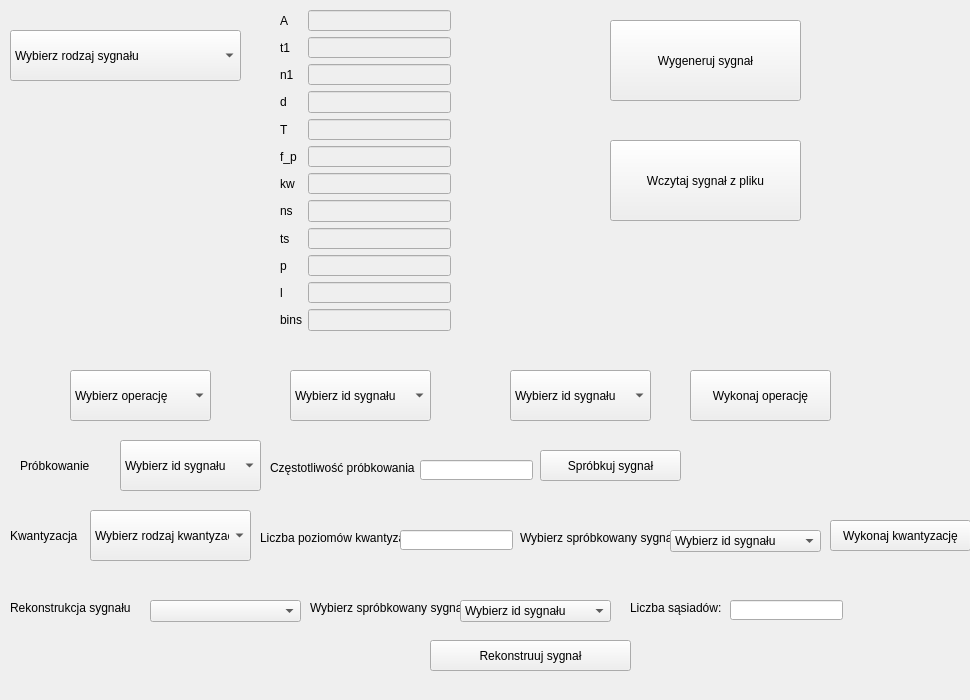
Qt form app/gui.ui (eljotero/Cyfrowe_Przetwarzanie_Sygnalu) before a commit.
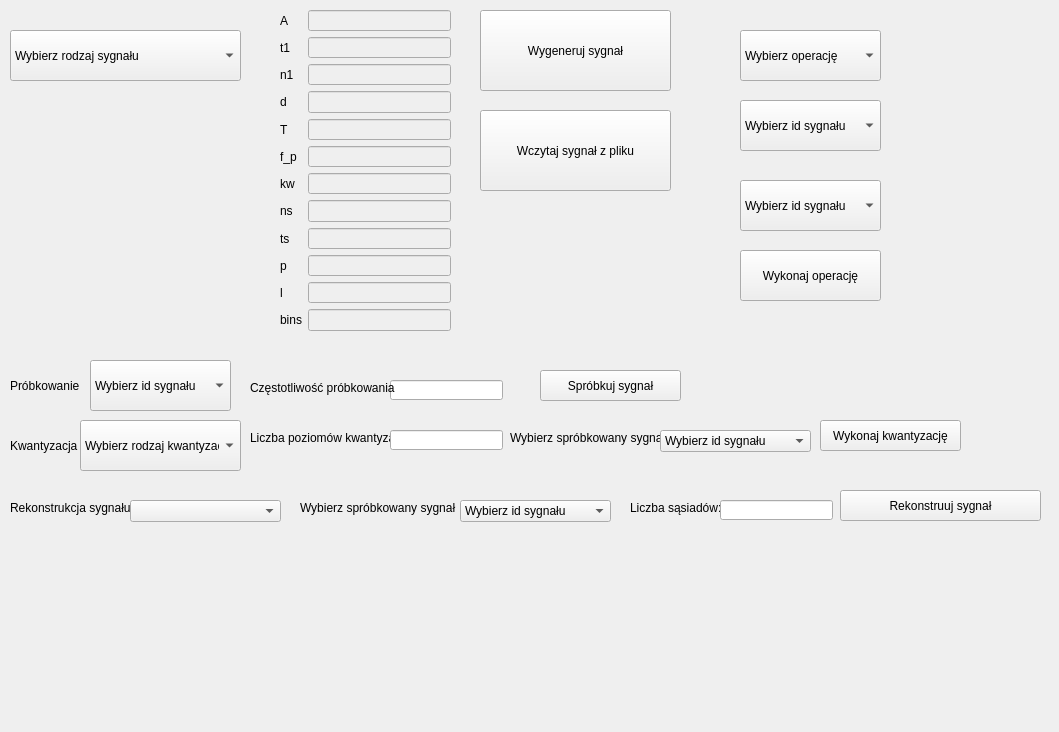
The same form after that commit.

Commit message: Podstawowe operacje

Diff of the .ui file:
```diff
--- a/app/gui.ui
+++ b/app/gui.ui
@@ -6,8 +6,8 @@
    <rect>
     <x>0</x>
     <y>0</y>
-    <width>970</width>
-    <height>700</height>
+    <width>1059</width>
+    <height>732</height>
    </rect>
   </property>
   <property name="windowTitle">
@@ -270,8 +270,8 @@
    <widget class="QPushButton" name="generateButton">
     <property name="geometry">
      <rect>
-      <x>610</x>
-      <y>20</y>
+      <x>480</x>
+      <y>10</y>
       <width>191</width>
       <height>81</height>
      </rect>
@@ -283,8 +283,8 @@
    <widget class="QComboBox" name="operationComboBox">
     <property name="geometry">
      <rect>
-      <x>70</x>
-      <y>370</y>
+      <x>740</x>
+      <y>30</y>
       <width>141</width>
       <height>51</height>
      </rect>
@@ -318,8 +318,8 @@
    <widget class="QComboBox" name="signalsComboBox">
     <property name="geometry">
      <rect>
-      <x>290</x>
-      <y>370</y>
+      <x>740</x>
+      <y>100</y>
       <width>141</width>
       <height>51</height>
      </rect>
@@ -333,8 +333,8 @@
    <widget class="QPushButton" name="operationButton">
     <property name="geometry">
      <rect>
-      <x>690</x>
-      <y>370</y>
+      <x>740</x>
+      <y>250</y>
       <width>141</width>
       <height>51</height>
      </rect>
@@ -346,8 +346,8 @@
    <widget class="QComboBox" name="signalsComboBox2">
     <property name="geometry">
      <rect>
-      <x>510</x>
-      <y>370</y>
+      <x>740</x>
+      <y>180</y>
       <width>141</width>
       <height>51</height>
      </rect>
@@ -361,8 +361,8 @@
    <widget class="QPushButton" name="readFromFileButton">
     <property name="geometry">
      <rect>
-      <x>610</x>
-      <y>140</y>
+      <x>480</x>
+      <y>110</y>
       <width>191</width>
       <height>81</height>
      </rect>
@@ -374,8 +374,8 @@
    <widget class="QComboBox" name="samplingComboBox">
     <property name="geometry">
      <rect>
-      <x>120</x>
-      <y>440</y>
+      <x>90</x>
+      <y>360</y>
       <width>141</width>
       <height>51</height>
      </rect>
@@ -389,8 +389,8 @@
    <widget class="QLabel" name="samplingText">
     <property name="geometry">
      <rect>
-      <x>20</x>
-      <y>450</y>
+      <x>10</x>
+      <y>370</y>
       <width>81</width>
       <height>31</height>
      </rect>
@@ -402,8 +402,8 @@
    <widget class="QLineEdit" name="samplingRate_line_edit">
     <property name="geometry">
      <rect>
-      <x>420</x>
-      <y>460</y>
+      <x>390</x>
+      <y>380</y>
       <width>113</width>
       <height>20</height>
      </rect>
@@ -412,8 +412,8 @@
    <widget class="QLabel" name="label_13">
     <property name="geometry">
      <rect>
-      <x>270</x>
-      <y>460</y>
+      <x>250</x>
+      <y>380</y>
       <width>151</width>
       <height>16</height>
      </rect>
@@ -426,7 +426,7 @@
     <property name="geometry">
      <rect>
       <x>540</x>
-      <y>450</y>
+      <y>370</y>
       <width>141</width>
       <height>31</height>
      </rect>
@@ -439,7 +439,7 @@
     <property name="geometry">
      <rect>
       <x>10</x>
-      <y>520</y>
+      <y>430</y>
       <width>71</width>
       <height>31</height>
      </rect>
@@ -451,8 +451,8 @@
    <widget class="QComboBox" name="quantizeComboBox">
     <property name="geometry">
      <rect>
-      <x>90</x>
-      <y>510</y>
+      <x>80</x>
+      <y>420</y>
       <width>161</width>
       <height>51</height>
      </rect>
@@ -476,8 +476,8 @@
    <widget class="QLabel" name="num_level_label">
     <property name="geometry">
      <rect>
-      <x>260</x>
-      <y>530</y>
+      <x>250</x>
+      <y>430</y>
       <width>141</width>
       <height>16</height>
      </rect>
@@ -489,8 +489,8 @@
    <widget class="QLineEdit" name="num_level_line_edit">
     <property name="geometry">
      <rect>
-      <x>400</x>
-      <y>530</y>
+      <x>390</x>
+      <y>430</y>
       <width>113</width>
       <height>20</height>
      </rect>
@@ -499,8 +499,8 @@
    <widget class="QPushButton" name="quantizeButton">
     <property name="geometry">
      <rect>
-      <x>830</x>
-      <y>520</y>
+      <x>820</x>
+      <y>420</y>
       <width>141</width>
       <height>31</height>
      </rect>
@@ -512,8 +512,8 @@
    <widget class="QLabel" name="label_15">
     <property name="geometry">
      <rect>
-      <x>520</x>
-      <y>530</y>
+      <x>510</x>
+      <y>430</y>
       <width>161</width>
       <height>16</height>
      </rect>
@@ -525,8 +525,8 @@
    <widget class="QComboBox" name="quantizeSignalComboBox">
     <property name="geometry">
      <rect>
-      <x>670</x>
-      <y>530</y>
+      <x>660</x>
+      <y>430</y>
       <width>151</width>
       <height>22</height>
      </rect>
@@ -540,8 +540,8 @@
    <widget class="QPushButton" name="reconstructionButton">
     <property name="geometry">
      <rect>
-      <x>430</x>
-      <y>640</y>
+      <x>840</x>
+      <y>490</y>
       <width>201</width>
       <height>31</height>
      </rect>
@@ -554,7 +554,7 @@
     <property name="geometry">
      <rect>
       <x>10</x>
-      <y>600</y>
+      <y>500</y>
       <width>121</width>
       <height>16</height>
      </rect>
@@ -566,8 +566,8 @@
    <widget class="QComboBox" name="reconstructionTypeComboBox">
     <property name="geometry">
      <rect>
-      <x>150</x>
-      <y>600</y>
+      <x>130</x>
+      <y>500</y>
       <width>151</width>
       <height>22</height>
      </rect>
@@ -596,8 +596,8 @@
    <widget class="QLabel" name="label_17">
     <property name="geometry">
      <rect>
-      <x>310</x>
-      <y>600</y>
+      <x>300</x>
+      <y>500</y>
       <width>161</width>
       <height>16</height>
      </rect>
@@ -610,7 +610,7 @@
     <property name="geometry">
      <rect>
       <x>460</x>
-      <y>600</y>
+      <y>500</y>
       <width>151</width>
       <height>22</height>
      </rect>
@@ -625,7 +625,7 @@
     <property name="geometry">
      <rect>
       <x>630</x>
-      <y>600</y>
+      <y>500</y>
       <width>91</width>
       <height>16</height>
      </rect>
@@ -637,8 +637,8 @@
    <widget class="QLineEdit" name="neig_line_edit">
     <property name="geometry">
      <rect>
-      <x>730</x>
-      <y>600</y>
+      <x>720</x>
+      <y>500</y>
       <width>113</width>
       <height>20</height>
      </rect>
```
Left out of the diff: 5 changed lines with no effect on the pictures. The commit also changes 2 other files.
